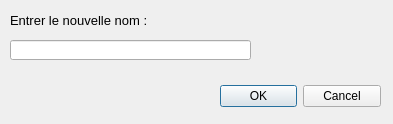
Old version of the form ui/update_worker_name.ui in the repository otmanLAHRECHE/EPSP_Garde_Project.
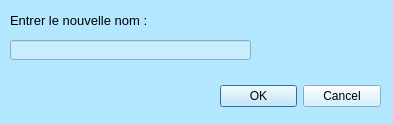
New version of the form.

What changed in the file:
```diff
--- a/ui/update_worker_name.ui
+++ b/ui/update_worker_name.ui
@@ -31,6 +31,9 @@
   <property name="windowTitle">
    <string>Dialog</string>
   </property>
+  <property name="styleSheet">
+   <string notr="true">background-color: rgb(179, 230, 255);</string>
+  </property>
   <widget class="QDialogButtonBox" name="buttonBox">
    <property name="geometry">
     <rect>
@@ -40,6 +43,9 @@
      <height>32</height>
     </rect>
    </property>
+   <property name="styleSheet">
+    <string notr="true">background-color: rgb(199, 238, 255);</string>
+   </property>
    <property name="orientation">
     <enum>Qt::Horizontal</enum>
    </property>
@@ -74,6 +80,9 @@
      <height>20</height>
     </rect>
    </property>
+   <property name="styleSheet">
+    <string notr="true">background-color: rgb(199, 238, 255);</string>
+   </property>
   </widget>
  </widget>
  <resources/>
```
